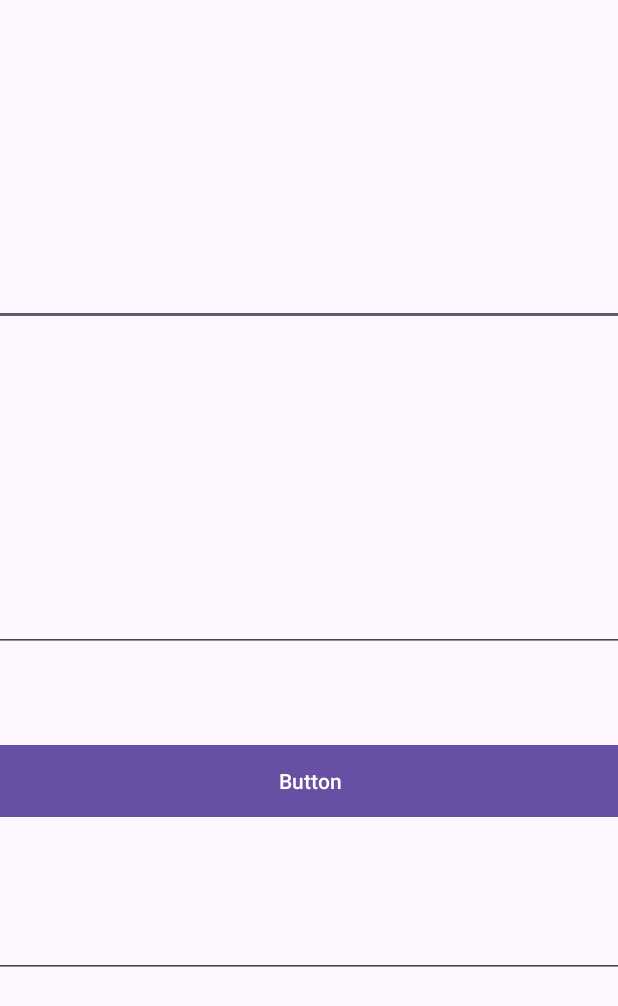
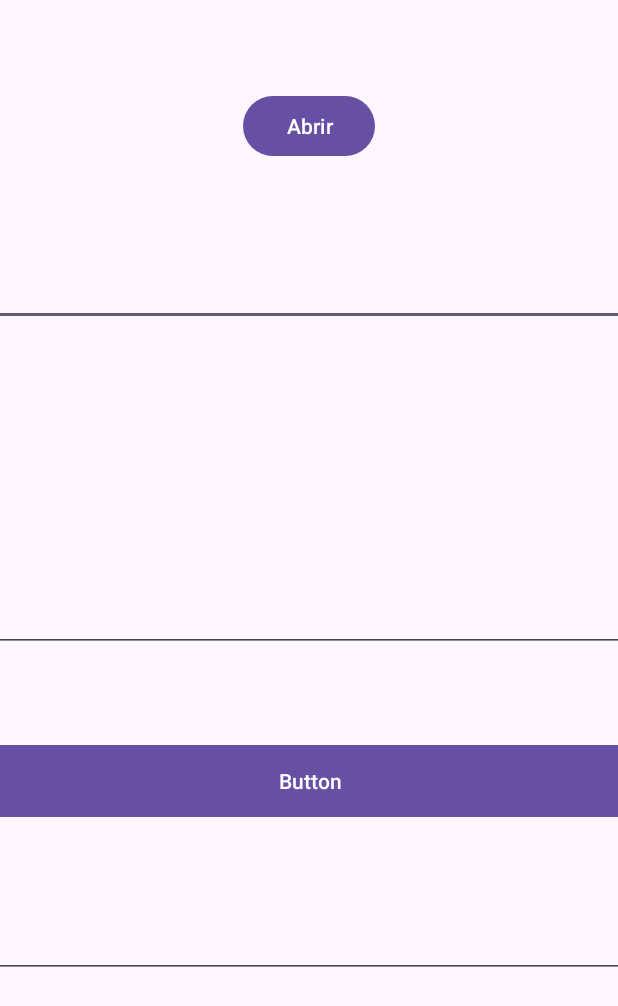
Before and after one commit to ZMontagZ/FMU2023, an Android app: the screen it shows after launch (MainActivity), on a phone screen of 412 x 824 dp. Shown: the top 1006 px of the screen. Run offline under Robolectric (Android 15) with nearby library versions, the phone set to English and light mode, and no system bars.

Commit message:
segunda versao

```diff
--- a/app/src/main/AndroidManifest.xml
+++ b/app/src/main/AndroidManifest.xml
@@ -13,6 +13,9 @@
         android:theme="@style/Theme.Exemplo"
         tools:targetApi="31">
         <activity
+            android:name=".MainActivity2"
+            android:exported="false" />
+        <activity
             android:name=".MainActivity"
             android:exported="true">
             <intent-filter>
--- a/app/src/main/res/layout/activity_main.xml
+++ b/app/src/main/res/layout/activity_main.xml
@@ -55,4 +55,16 @@
         app:layout_constraintStart_toStartOf="parent"
         app:layout_constraintTop_toBottomOf="@+id/editTextNumber2"
         app:layout_constraintVertical_bias="0.5" />
+
+    <Button
+        android:id="@+id/button2"
+        android:layout_width="wrap_content"
+        android:layout_height="wrap_content"
+        android:layout_marginTop="60dp"
+        android:onClick="abrirjanela"
+        android:text="Abrir"
+        app:layout_constraintEnd_toEndOf="parent"
+        app:layout_constraintHorizontal_bias="0.5"
+        app:layout_constraintStart_toStartOf="parent"
+        app:layout_constraintTop_toTopOf="parent" />
 </androidx.constraintlayout.widget.ConstraintLayout>
```
Also changed, not shown: app/src/main/java/com/example/exemplo/MainActivity.java (+11 -0 lines), app/src/main/java/com/example/exemplo/MainActivity2.java (added, +23 -0 lines), app/src/main/res/layout/activity_main2.xml (added, +20 -0 lines).
